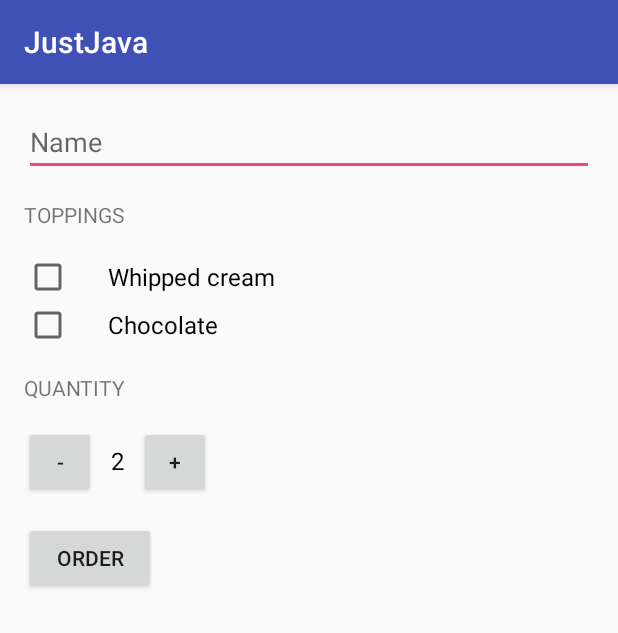
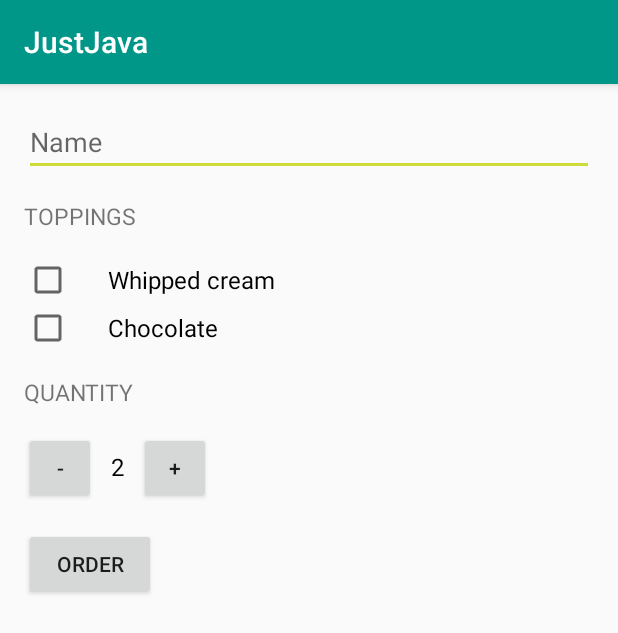
Before and after one commit to k0m0d0/JustJava, an Android app: the screen it shows after launch (MainActivity), on a phone screen of 412 x 824 dp. Shown: the top 633 px of the screen. Run offline under Robolectric (Android 15) with nearby library versions, the phone set to English and light mode, and no system bars.

Commit message:
Lesson 6-23

```diff
--- a/app/src/main/res/layout/activity_main.xml
+++ b/app/src/main/res/layout/activity_main.xml
@@ -26,7 +26,7 @@
             android:layout_height="wrap_content"
             android:layout_marginBottom="16dp"
             android:text="@string/optionsTextView_name"
-            android:textAllCaps="true" />
+            style="@style/HeaderTextStyle"/>
 
         <CheckBox
             android:id="@+id/whipped_cream_checkbox"
@@ -52,7 +52,7 @@
             android:layout_height="wrap_content"
             android:layout_marginTop="16dp"
             android:text="@string/quantity"
-            android:textAllCaps="true" />
+            style="@style/HeaderTextStyle" />
 
         <LinearLayout
             android:layout_width="match_parent"
--- a/app/src/main/res/values/colors.xml
+++ b/app/src/main/res/values/colors.xml
@@ -3,4 +3,5 @@
     <color name="colorPrimary">#3F51B5</color>
     <color name="colorPrimaryDark">#303F9F</color>
     <color name="colorAccent">#FF4081</color>
+    <color name="Verde">#489945</color>
 </resources>
--- a/app/src/main/res/values/styles.xml
+++ b/app/src/main/res/values/styles.xml
@@ -1,11 +1,28 @@
 <resources>
-
     <!-- Base application theme. -->
     <style name="AppTheme" parent="Theme.AppCompat.Light.DarkActionBar">
-        <!-- Customize your theme here. -->
+        <!-- Customize your theme here.
         <item name="colorPrimary">@color/colorPrimary</item>
         <item name="colorPrimaryDark">@color/colorPrimaryDark</item>
         <item name="colorAccent">@color/colorAccent</item>
+        -->
+
+        <item name="colorPrimary">#009688</item>
+        <item name="colorPrimaryDark">#00796B</item>
+        <item name="colorAccent">#CDDC39</item>
+    </style>
+
+    <style name="AdiTheme">
+        <!-- Customize your theme here. -->
+        <item name="android:textColor">@color/Verde</item>
+    </style>
+
+    <style name="HeaderTextStyle">
+        <item name="android:layout_width">wrap_content</item>
+        <item name="android:layout_height">48dp</item>
+        <item name="android:gravity">center_vertical</item>
+        <item name="android:textAllCaps">true</item>
+        <item name="android:textSize">15sp</item>
     </style>
 
 </resources>
--- a/build.gradle
+++ b/build.gradle
@@ -7,7 +7,7 @@ buildscript {
         jcenter()
     }
     dependencies {
-        classpath 'com.android.tools.build:gradle:3.0.0-beta4'
+        classpath 'com.android.tools.build:gradle:3.0.0-beta5'
 
 
         // NOTE: Do not place your application dependencies here; they belong
```
